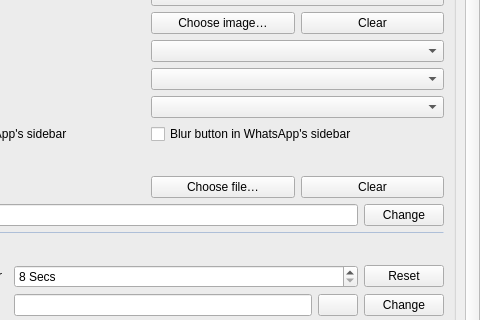
Before: the Qt Designer form src/settingswidget.ui in shakaran/whatly, drawn with Qt 5; both pictures show x 171 to 651 and y 264 to 584 of the 651 by 841 pixel window.
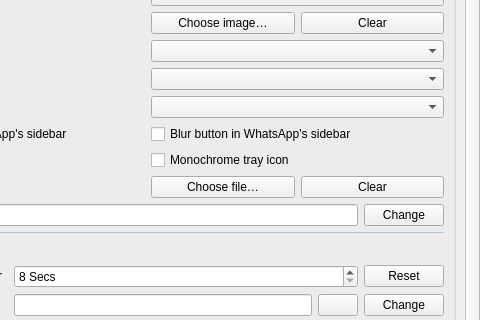
After: the same form once the commit is applied. Icons and pictures are not drawn.

Commit message: feat(tray): monochrome tray icon, and dim it when disconnected

```diff
--- a/src/settingswidget.ui
+++ b/src/settingswidget.ui
@@ -402,6 +402,16 @@
               </property>
              </widget>
             </item>
+            <item row="12" column="1">
+             <widget class="QCheckBox" name="monochromeTrayIconCheckBox">
+              <property name="toolTip">
+               <string>&lt;html&gt;&lt;head/&gt;&lt;body&gt;&lt;p&gt;Use a single-colour tray icon that matches the rest of your panel, instead of the green WhatsApp one. The icon also dims when WhatsApp is not connected.&lt;/p&gt;&lt;/body&gt;&lt;/html&gt;</string>
+              </property>
+              <property name="text">
+               <string>Monochrome tray icon</string>
+              </property>
+             </widget>
+            </item>
             <item row="12" column="0">
              <widget class="QCheckBox" name="smoothScrollingCheckBox">
               <property name="toolTip">
```
The commit also changes 24 other files.
